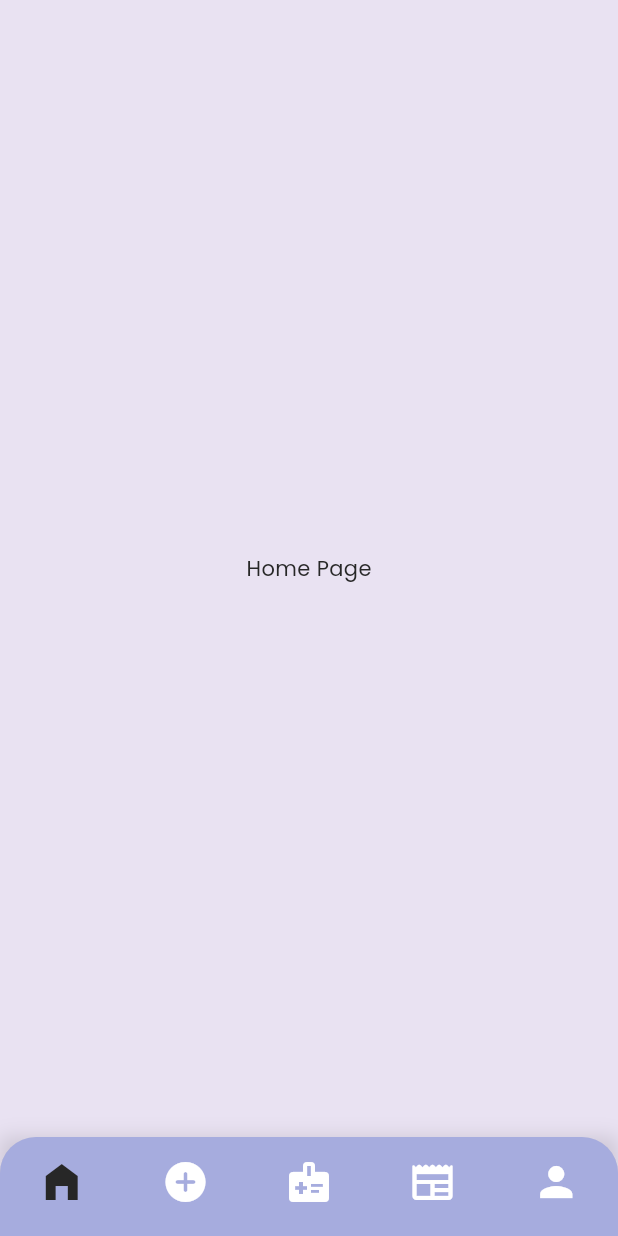
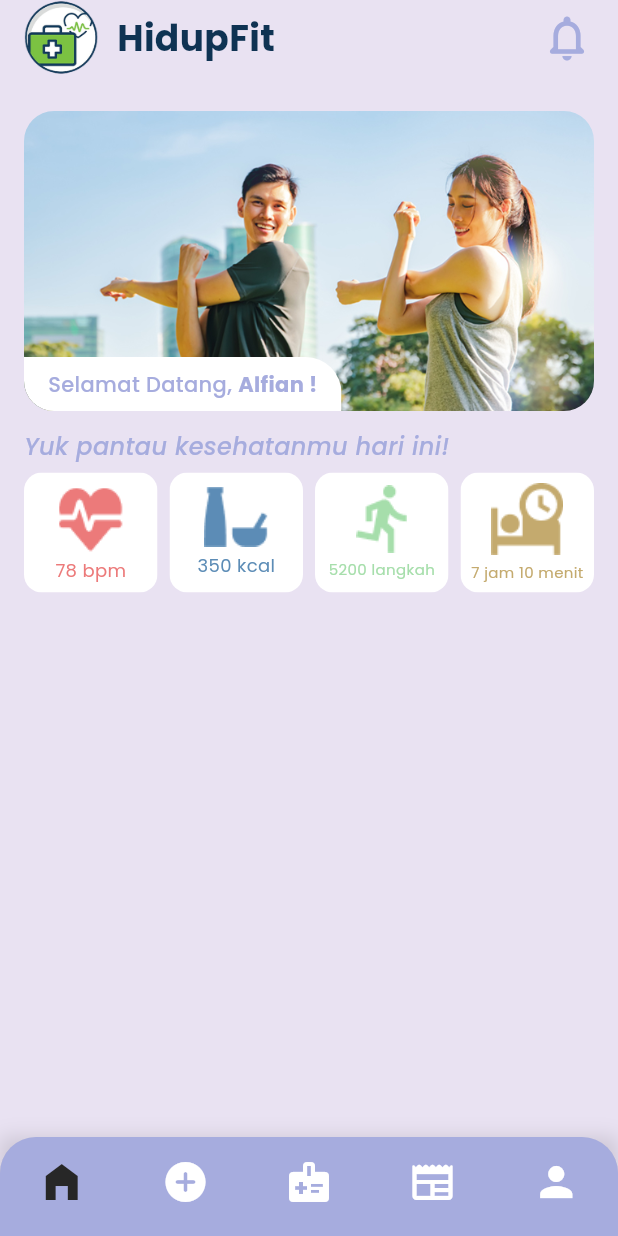
Before and after one commit to kharismafajar23/hidup-fit, a Flutter app: the NavigationMenu screen opened directly, on a phone screen of 412 x 824 dp. Run offline on Flutter 3.47's test engine with Material 3 defaults, Android fonts, the phone set to English and light mode, and no system bars; our stand-ins replace get, get_storage, logger; accounts and stored records are empty.

Commit message:
Tambah home screen

```diff
--- /dev/null
+++ b/lib/common/widgets/logo_with_text.dart
@@ -0,0 +1,27 @@
+import 'package:flutter/material.dart';
+import 'package:get/get.dart';
+import 'package:hidup_fit/utils/constant/image_strings.dart';
+import 'package:hidup_fit/utils/constant/text_strings.dart';
+import 'package:hidup_fit/utils/theme/custom_themes/text_styles.dart';
+
+class LogoWithText extends StatelessWidget {
+  const LogoWithText({super.key});
+
+  @override
+  Widget build(BuildContext context) {
+    return Row(
+      children: [
+        Image.asset(
+          CustomImages.appLogo,
+          height: 50,
+          width: 50,
+          fit: BoxFit.contain,
+        ).marginOnly(right: 12),
+        Text(
+          CustomTexts.appName,
+          style: CustomTextStyles.headingText,
+        )
+      ],
+    ).marginOnly(bottom: 24);
+  }
+}
--- /dev/null
+++ b/lib/features/home/screens/home_screen.dart
@@ -0,0 +1,191 @@
+import 'package:flutter/material.dart';
+import 'package:get/get.dart';
+import 'package:hidup_fit/utils/constant/colors.dart';
+import 'package:hidup_fit/utils/constant/image_strings.dart';
+import 'package:hidup_fit/utils/constant/text_strings.dart';
+import 'package:hidup_fit/utils/device/device_utility.dart';
+import 'package:hidup_fit/utils/theme/custom_themes/text_styles.dart';
+
+class HomeScreen extends StatelessWidget {
+  const HomeScreen({super.key});
+
+  @override
+  Widget build(BuildContext context) {
+    return Scaffold(
+      body: Padding(
+        padding: EdgeInsets.symmetric(horizontal: 16),
+        child: SafeArea(
+          child: SingleChildScrollView(
+            child: ConstrainedBox(
+              constraints: BoxConstraints(
+                minHeight: CustomDeviceUtils.getScreenHeight() - MediaQuery.of(context).padding.top,
+              ),
+              child: Column(
+                crossAxisAlignment: CrossAxisAlignment.start,
+                children: [
+                  Row(
+                    children: [
+                      Expanded(
+                          child: Row(
+                        children: [
+                          Image.asset(
+                            CustomImages.appLogo,
+                            height: 50,
+                            width: 50,
+                            fit: BoxFit.contain,
+                          ).marginOnly(right: 12),
+                          Text(
+                            CustomTexts.appName,
+                            style: CustomTextStyles.headingText,
+                          )
+                        ],
+                      )),
+                      Icon(
+                        Icons.notifications_none_rounded,
+                        color: CustomColors.primary,
+                        size: 36,
+                      )
+                    ],
+                  ).marginOnly(bottom: 24),
+                  ClipRRect(
+                    borderRadius: const BorderRadius.all(Radius.circular(20)),
+                    child: SizedBox(
+                      height: 200,
+                      width: double.infinity,
+                      child: Stack(
+                        children: [
+                          Image.asset(
+                            'assets/images/home.jpg',
+                            width: double.infinity,
+                            height: 200,
+                            fit: BoxFit.cover,
+                          ),
+                          Positioned(
+                            left: 0,
+                            bottom: 0,
+                            child: ClipRRect(
+                              borderRadius: const BorderRadius.only(
+                                topRight: Radius.circular(24),
+                              ),
+                              child: Container(
+                                color: CustomColors.white,
+                                child: Padding(
+                                  padding: EdgeInsets.symmetric(vertical: 8, horizontal: 16),
+                                  child: Row(
+                                    children: [
+                                      Text(
+                                        'Selamat Datang, ',
+                                        style: TextStyle(color: CustomColors.primary, fontWeight: FontWeight.w500),
+                                      ),
+                                      Text(
+                                        'Alfian !',
+                                        style: TextStyle(color: CustomColors.primary, fontWeight: FontWeight.w700),
+                                      ),
+                                    ],
+                                  ),
+                                ),
+                              ),
+                            ),
+                          )
+                        ],
+                      ),
+                    ),
+                  ).marginOnly(bottom: 12),
+                  Text(
+                    'Yuk pantau kesehatanmu hari ini!',
+                    style: CustomTextStyles.paragraphText.copyWith(fontStyle: FontStyle.italic),
+                  ).marginOnly(bottom: 6),
+                  Row(
+                    spacing: 8,
+                    children: [
+                      Expanded(
+                        child: ClipRRect(
+                          borderRadius: const BorderRadius.all(Radius.circular(12)),
+                          child: Container(
+                            width: double.infinity,
+                            height: 80,
+                            color: Colors.white,
+                            child: Column(
+                              mainAxisAlignment: MainAxisAlignment.center,
+                              children: [
+                                Image.asset('assets/icons/heart.png'),
+                                Text(
+                                  '78 bpm',
+                                  style: TextStyle(color: Color.fromRGBO(236, 122, 122, 1), fontSize: 12),
+                                )
+                              ],
+                            ),
+                          ),
+                        ),
+                      ),
+                      Expanded(
+                        child: ClipRRect(
+                          borderRadius: const BorderRadius.all(Radius.circular(12)),
+                          child: Container(
+                            width: double.infinity,
+                            height: 80,
+                            color: Colors.white,
+                            child: Column(
+                              mainAxisAlignment: MainAxisAlignment.center,
+                              children: [
+                                Image.asset('assets/icons/kalori.png').marginOnly(bottom: 4),
+                                Text(
+                                  '350 kcal',
+                                  style: TextStyle(color: Color.fromRGBO(92, 140, 182, 1), fontSize: 12),
+                                )
+                              ],
+                            ),
+                          ),
+                        ),
+                      ),
+                      Expanded(
+                        child: ClipRRect(
+                          borderRadius: const BorderRadius.all(Radius.circular(12)),
+                          child: Container(
+                            width: double.infinity,
+                            height: 80,
+                            color: Colors.white,
+                            child: Column(
+                              mainAxisAlignment: MainAxisAlignment.center,
+                              children: [
+                                Image.asset('assets/icons/langkah.png').marginOnly(bottom: 4),
+                                Text(
+                                  '5200 langkah',
+                                  style: TextStyle(color: Color.fromRGBO(166, 222, 171, 1), fontSize: 10),
+                                )
+                              ],
+                            ),
+                          ),
+                        ),
+                      ),
+                      Expanded(
+                        child: ClipRRect(
+                          borderRadius: const BorderRadius.all(Radius.circular(12)),
+                          child: Container(
+                            width: double.infinity,
+                            height: 80,
+                            color: Colors.white,
+                            child: Column(
+                              mainAxisAlignment: MainAxisAlignment.center,
+                              children: [
+                                Image.asset('assets/icons/tidur.png').marginOnly(bottom: 4),
+                                Text(
+                                  '7 jam 10 menit',
+                                  style: TextStyle(color: Color.fromRGBO(196, 170, 110, 1), fontSize: 10),
+                                )
+                              ],
+                            ),
+                          ),
+                        ),
+                      ),
+                    ],
+                  )
+                ],
+              ),
+            ),
+          ),
+        ),
+      ),
+    );
+  }
+}
--- a/lib/navigation_menu.dart
+++ b/lib/navigation_menu.dart
@@ -1,5 +1,6 @@
 import 'package:flutter/material.dart';
 import 'package:hidup_fit/features/consultation/screens/consultation_screen.dart';
+import 'package:hidup_fit/features/home/screens/home_screen.dart';
 import 'package:hidup_fit/features/news/screens/news_screen.dart';
 import 'package:hidup_fit/features/profile/screens/profile_screen.dart';
 import 'package:hidup_fit/utils/constant/colors.dart';
@@ -16,7 +17,7 @@ class _NavigationMenuState extends State<NavigationMenu> {
   int _selectedIndex = 0;
 
   final List<Widget> _pages = const [
-    Center(child: Text('Home Page')),
+    HomeScreen(),
     Center(child: Text('Add Page')),
     ConsultationScreen(),
     NewsScreen(),
```
Also changed, not shown: assets/icons/heart.png (added), assets/icons/kalori.png (added), assets/icons/langkah.png (added), assets/icons/tidur.png (added), assets/images/home.jpg (added).
